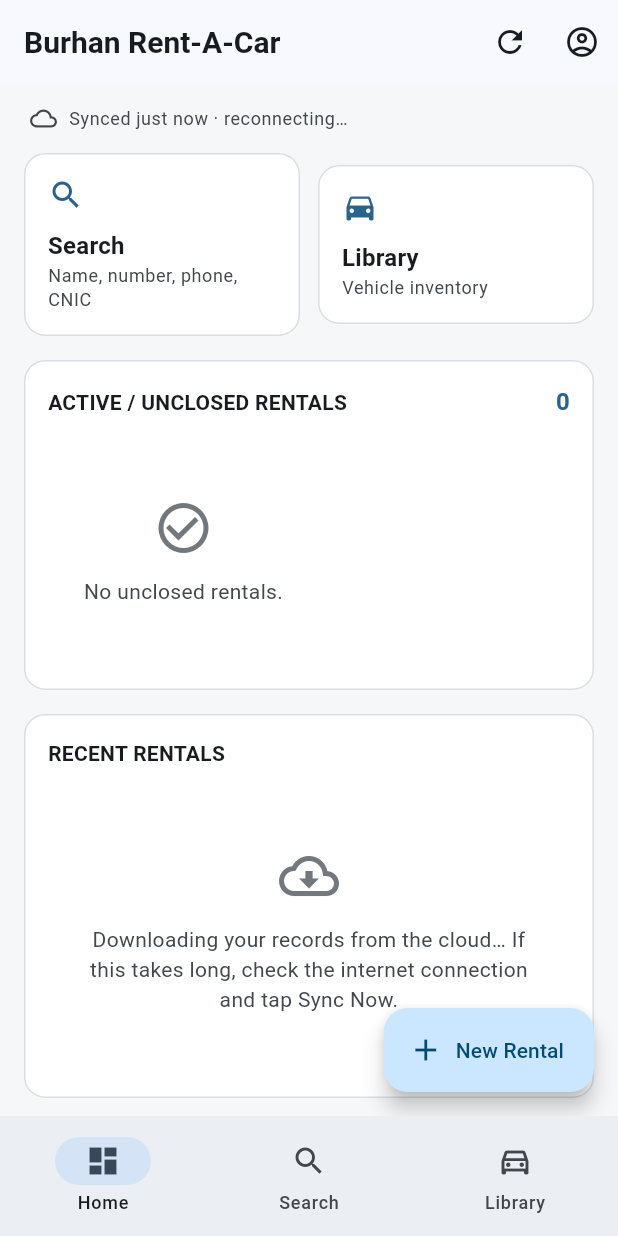
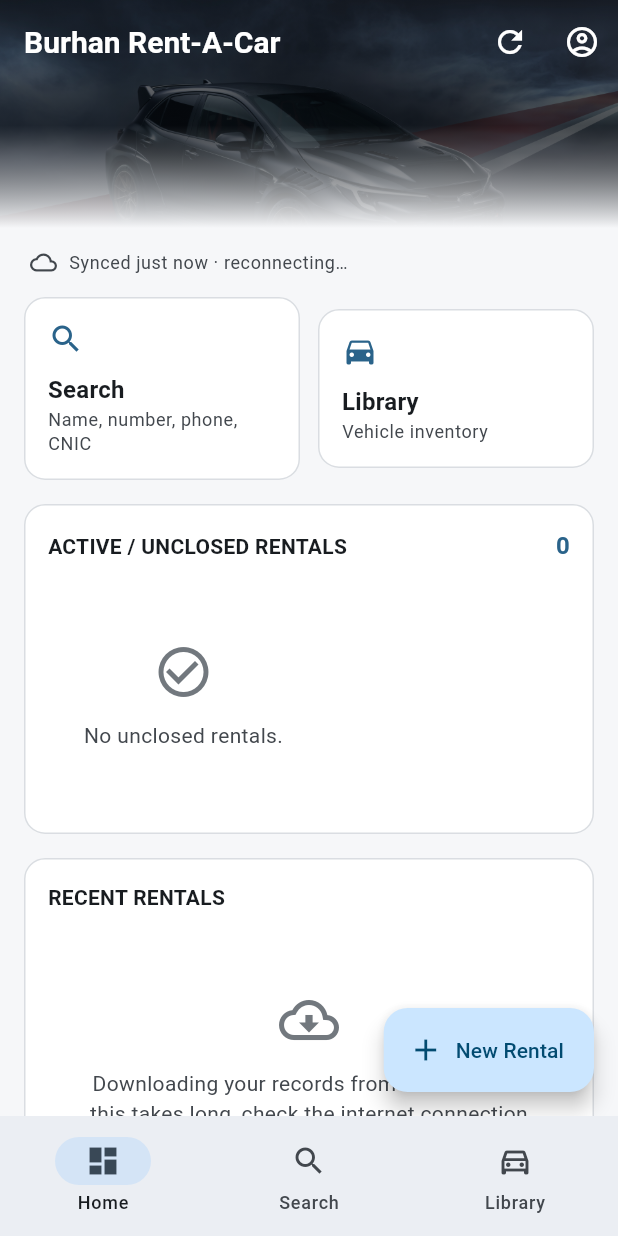
Before and after one commit to MuhammadAbdullahHasan/burhan-rent-a-car, a Flutter app: the screen it shows once a user with an empty profile is signed in, on a phone screen of 412 x 824 dp. Run offline on Flutter 3.47's test engine with Material 3 defaults, Android fonts, the phone set to English and light mode, and no system bars; our stand-ins replace connectivity_plus, csv, file_picker, flutter_secure_storage, image_picker, local_auth and 7 more; missing offline and left inert: cryptography, dart:js_interop; accounts and stored records are empty.

Commit message:
Showroom header on Home, Search and Library
The studio car photograph, darkened, behind the app bar and a strip
beneath it, fading into the flat page where the content starts (the
"Showroom Glass" option). Content scrolls in its own region below the
band, so the white title always sits on a dark ground and nothing ever
slides over the photo. One shared ShowroomScaffold for the three tabs.

Co-Authored-By: Claude Opus 5 <noreply@anthropic.com>

```diff
--- a/app/lib/screens/home_screen.dart
+++ b/app/lib/screens/home_screen.dart
@@ -8,6 +8,7 @@ import '../widgets/sync_status_bar.dart';
 import '../auth/biometric_service.dart';
 import '../widgets/common.dart';
 import '../widgets/rental_tile.dart';
+import '../widgets/showroom_scaffold.dart';
 import 'rental_detail_screen.dart';
 import 'rental_form_screen.dart';
 import 'backup_screen.dart';
@@ -140,9 +141,8 @@ class _HomeScreenState extends State<HomeScreen> {
   @override
   Widget build(BuildContext context) {
     final theme = Theme.of(context);
-    return Scaffold(
-      appBar: AppBar(
-        title: const Text('Burhan Rent-A-Car'),
+    return ShowroomScaffold(
+      title: 'Burhan Rent-A-Car',
       actions: [
         IconButton(
           tooltip: 'Refresh',
@@ -156,7 +156,6 @@ class _HomeScreenState extends State<HomeScreen> {
             onBackup: _openBackup,
           ),
       ],
-      ),
       floatingActionButton: FloatingActionButton.extended(
         onPressed: _newRental,
         icon: const Icon(Icons.add),
--- a/app/lib/screens/library_screen.dart
+++ b/app/lib/screens/library_screen.dart
@@ -3,6 +3,7 @@ import 'package:flutter/material.dart';
 
 import '../app_services.dart';
 import '../widgets/common.dart';
+import '../widgets/showroom_scaffold.dart';
 import 'vehicle_detail_screen.dart';
 import 'vehicle_form_screen.dart';
 
@@ -57,9 +58,8 @@ class _LibraryScreenState extends State<LibraryScreen> {
 
   @override
   Widget build(BuildContext context) {
-    return Scaffold(
-      appBar: AppBar(
-        title: const Text('Vehicle Inventory'),
+    return ShowroomScaffold(
+      title: 'Vehicle Inventory',
       actions: [
         IconButton(
           tooltip: 'Add vehicle',
@@ -67,7 +67,6 @@ class _LibraryScreenState extends State<LibraryScreen> {
           icon: const Icon(Icons.add),
         ),
       ],
-      ),
       body: RefreshIndicator(
         onRefresh: () async => _reload(),
         child: AsyncList<Map<String, Object?>>(
--- a/app/lib/screens/search_screen.dart
+++ b/app/lib/screens/search_screen.dart
@@ -7,6 +7,7 @@ import 'package:flutter/services.dart';
 
 import '../app_services.dart';
 import '../widgets/common.dart';
+import '../widgets/showroom_scaffold.dart';
 import 'customer_detail_screen.dart';
 import 'rental_detail_screen.dart';
 import 'vehicle_detail_screen.dart';
@@ -263,8 +264,8 @@ class _SearchScreenState extends State<SearchScreen> {
   @override
   Widget build(BuildContext context) {
     final theme = Theme.of(context);
-    return Scaffold(
-      appBar: AppBar(title: const Text('Search Records')),
+    return ShowroomScaffold(
+      title: 'Search Records',
       body: ListView(
         padding: const EdgeInsets.fromLTRB(16, 4, 16, 24),
         children: [
--- /dev/null
+++ b/app/lib/widgets/showroom_scaffold.dart
@@ -0,0 +1,88 @@
+import 'package:flutter/material.dart';
+
+/// The Home / Search / Library frame: the studio car photograph, darkened,
+/// behind the app bar and a short strip beneath it, fading into the flat
+/// page colour where the content begins. The content scrolls in its own
+/// region below the band, so nothing ever slides over the photo and the
+/// white title always sits on a dark ground.
+class ShowroomScaffold extends StatelessWidget {
+  final String title;
+  final List<Widget>? actions;
+  final Widget body;
+  final Widget? floatingActionButton;
+
+  /// How much photograph shows beneath the toolbar before the content.
+  static const double reveal = 96;
+
+  const ShowroomScaffold({
+    super.key,
+    required this.title,
+    required this.body,
+    this.actions,
+    this.floatingActionButton,
+  });
+
+  @override
+  Widget build(BuildContext context) {
+    final theme = Theme.of(context);
+    final topInset = MediaQuery.paddingOf(context).top;
+    final bandHeight = topInset + kToolbarHeight + reveal;
+    final page = theme.scaffoldBackgroundColor;
+
+    return Scaffold(
+      extendBodyBehindAppBar: true,
+      appBar: AppBar(
+        backgroundColor: Colors.transparent,
+        surfaceTintColor: Colors.transparent,
+        elevation: 0,
+        scrolledUnderElevation: 0,
+        foregroundColor: Colors.white,
+        iconTheme: const IconThemeData(color: Colors.white),
+        titleTextStyle: theme.appBarTheme.titleTextStyle?.copyWith(
+          color: Colors.white,
+        ),
+        title: Text(title),
+        actions: actions,
+      ),
+      floatingActionButton: floatingActionButton,
+      body: Stack(
+        children: [
+          Positioned(
+            top: 0,
+            left: 0,
+            right: 0,
+            height: bandHeight,
+            child: DecoratedBox(
+              decoration: BoxDecoration(
+                color: const Color(0xFF0B0F14),
+                image: const DecorationImage(
+                  image: AssetImage('assets/brand/login_bg.jpg'),
+                  fit: BoxFit.cover,
+                  alignment: Alignment(0, -0.55),
+                ),
+              ),
+              child: DecoratedBox(
+                decoration: BoxDecoration(
+                  gradient: LinearGradient(
+                    begin: Alignment.topCenter,
+                    end: Alignment.bottomCenter,
+                    stops: const [0, 0.55, 1],
+                    colors: [
+                      const Color(0xFF060A0E).withValues(alpha: 0.45),
+                      const Color(0xFF060A0E).withValues(alpha: 0.72),
+                      page,
+                    ],
+                  ),
+                ),
+              ),
+            ),
+          ),
+          Positioned.fill(
+            top: bandHeight,
+            child: body,
+          ),
+        ],
+      ),
+    );
+  }
+}
--- a/app/pubspec.yaml
+++ b/app/pubspec.yaml
@@ -1,7 +1,7 @@
 name: burhan_rent_a_car
 description: Offline-first rental management for Burhan Rent-A-Car.
 publish_to: 'none'
-version: 0.6.0+12
+version: 0.6.1+13
 
 environment:
   sdk: '>=3.6.0 <4.0.0'
```
Lines whose indentation alone changed are shown as unchanged.
